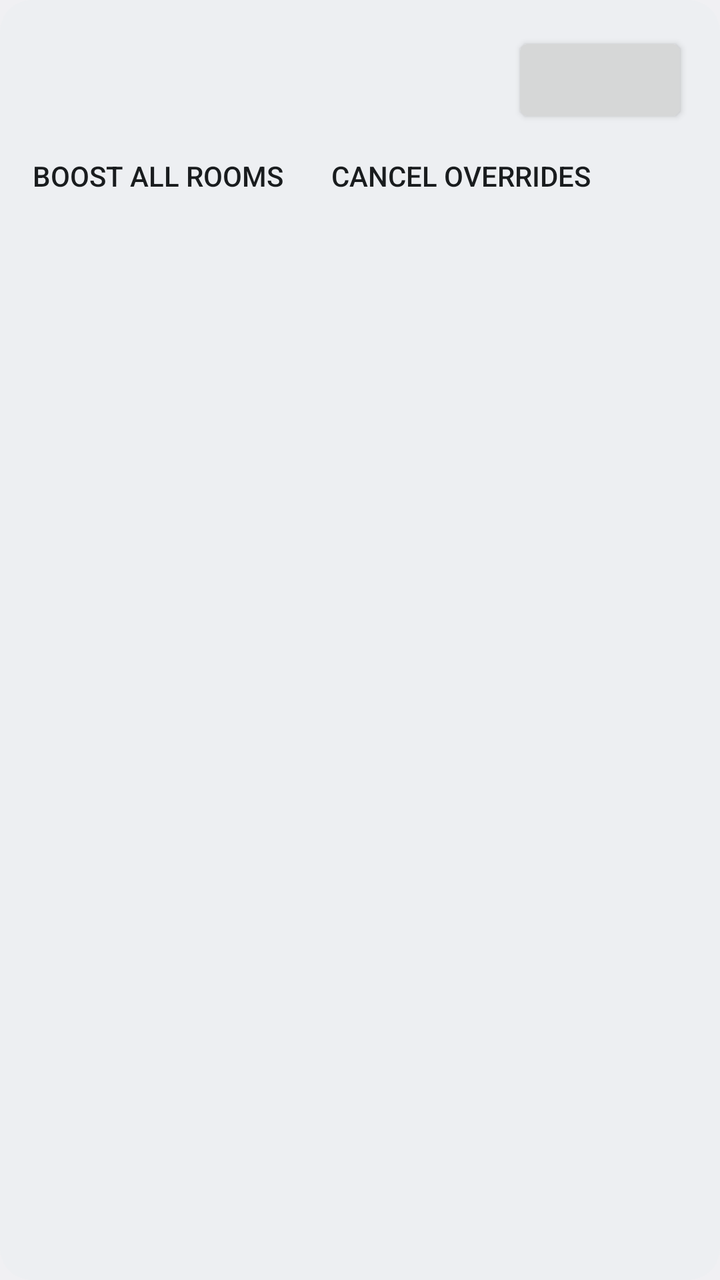
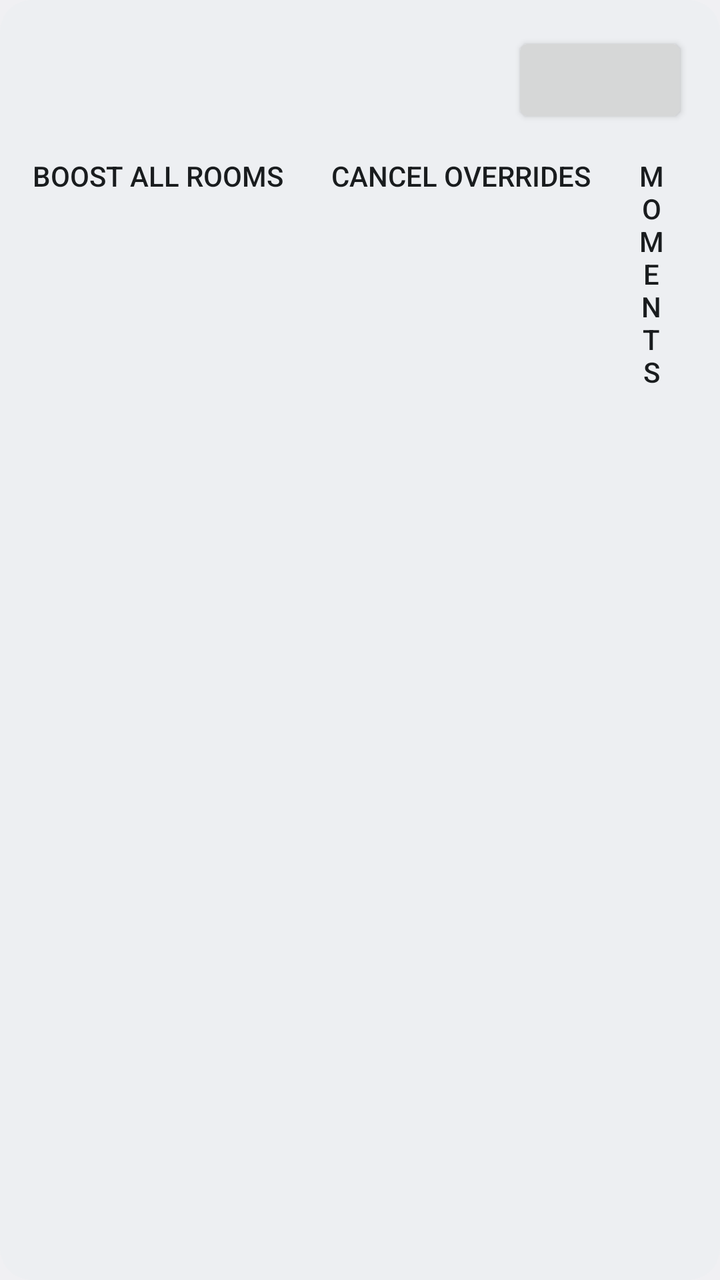

Two renders of the same Android screen: before a commit and after it. Below are the layout's source before the change and the commit's diff.
<!-- AndroidManifest.xml: application theme AppTheme -->
<!-- res/layout/row_summary.xml -->
<?xml version="1.0" encoding="utf-8"?>
<LinearLayout xmlns:android="http://schemas.android.com/apk/res/android"
    android:layout_width="match_parent"
    android:layout_height="wrap_content"
    android:layout_marginBottom="12dp"
    android:background="@drawable/card_bg"
    android:orientation="vertical"
    android:paddingStart="16dp"
    android:paddingTop="16dp"
    android:paddingEnd="16dp"
    android:paddingBottom="4dp">

    <LinearLayout
        android:layout_width="match_parent"
        android:layout_height="wrap_content"
        android:gravity="center_vertical"
        android:orientation="horizontal">

        <LinearLayout
            android:layout_width="0dp"
            android:layout_height="wrap_content"
            android:layout_weight="1"
            android:orientation="vertical">

            <TextView
                android:id="@+id/summary_title"
                android:layout_width="match_parent"
                android:layout_height="wrap_content"
                android:textColor="?android:attr/textColorPrimary"
                android:textSize="18sp" />

            <TextView
                android:id="@+id/summary_detail"
                android:layout_width="match_parent"
                android:layout_height="wrap_content"
                android:textColor="?android:attr/textColorSecondary"
                android:textSize="14sp" />
        </LinearLayout>

        <Button
            android:id="@+id/summary_away"
            android:layout_width="wrap_content"
            android:layout_height="wrap_content" />
    </LinearLayout>

    <LinearLayout
        android:layout_width="match_parent"
        android:layout_height="wrap_content"
        android:layout_marginStart="-12dp"
        android:orientation="horizontal">

        <Button
            android:id="@+id/summary_boost_all"
            style="?android:attr/borderlessButtonStyle"
            android:layout_width="wrap_content"
            android:layout_height="wrap_content"
            android:minWidth="0dp"
            android:text="@string/boost_all" />

        <Button
            android:id="@+id/summary_cancel_all"
            style="?android:attr/borderlessButtonStyle"
            android:layout_width="wrap_content"
            android:layout_height="wrap_content"
            android:minWidth="0dp"
            android:text="@string/cancel_all" />
    </LinearLayout>
</LinearLayout>
<!-- resources referenced by this layout -->
<resources>
  <!-- drawable card_bg (drawable) -->
  <?xml version="1.0" encoding="utf-8"?>
  <shape xmlns:android="http://schemas.android.com/apk/res/android" android:shape="rectangle">
      <solid android:color="@color/card_bg" />
      <corners android:radius="16dp" />
  </shape>
  <string name="boost_all">Boost all rooms</string>
  <string name="cancel_all">Cancel overrides</string>
  <style name="AppTheme" parent="android:Theme.DeviceDefault.DayNight" />
  <color name="card_bg">#FFEDEFF2</color>
</resources>

<!-- the commit's change to res/layout/row_summary.xml (unified diff, before → after) -->
@@ -64,5 +64,13 @@
             android:layout_height="wrap_content"
             android:minWidth="0dp"
             android:text="@string/cancel_all" />
+
+        <Button
+            android:id="@+id/summary_moments"
+            style="?android:attr/borderlessButtonStyle"
+            android:layout_width="wrap_content"
+            android:layout_height="wrap_content"
+            android:minWidth="0dp"
+            android:text="@string/moments" />
     </LinearLayout>
 </LinearLayout>
<!-- resource entries referenced after the edit -->
@@ -8,6 +8,7 @@
   </shape>
   <string name="boost_all">Boost all rooms</string>
   <string name="cancel_all">Cancel overrides</string>
+  <string name="moments">Moments</string>
   <style name="AppTheme" parent="android:Theme.DeviceDefault.DayNight" />
   <color name="card_bg">#FFEDEFF2</color>
 </resources>
